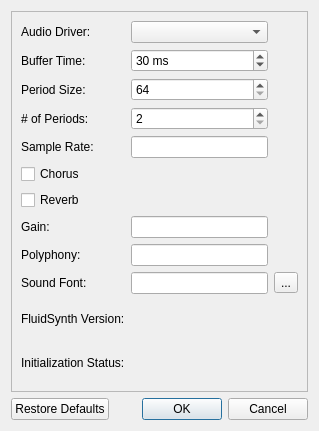
Qt form library/widgets/fluidsettingsdialog.ui (pedrolcl/drumstick) before a commit.
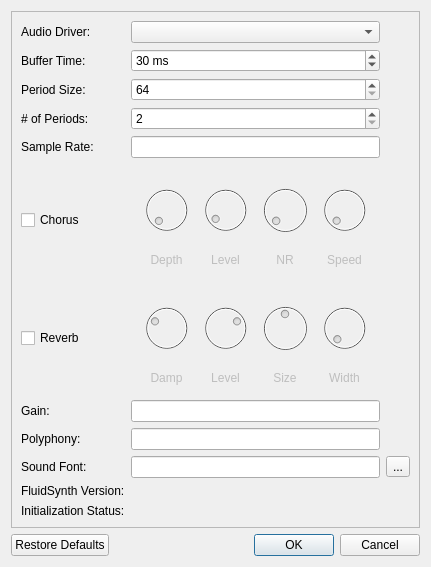
The same form after that commit.

```diff
--- a/library/widgets/fluidsettingsdialog.ui
+++ b/library/widgets/fluidsettingsdialog.ui
@@ -6,8 +6,8 @@
    <rect>
     <x>0</x>
     <y>0</y>
-    <width>319</width>
-    <height>431</height>
+    <width>431</width>
+    <height>567</height>
    </rect>
   </property>
   <property name="windowTitle">
@@ -56,13 +56,6 @@
       <item row="8" column="1">
        <widget class="QLineEdit" name="polyphony"/>
       </item>
-      <item row="6" column="0" colspan="2">
-       <widget class="QCheckBox" name="reverb">
-        <property name="text">
-         <string>Reverb</string>
-        </property>
-       </widget>
-      </item>
       <item row="9" column="0">
        <widget class="QLabel" name="lblSoundFont">
         <property name="text">
@@ -133,13 +126,6 @@
       <item row="0" column="1">
        <widget class="QComboBox" name="audioDriver"/>
       </item>
-      <item row="5" column="0" colspan="2">
-       <widget class="QCheckBox" name="chorus">
-        <property name="text">
-         <string>Chorus</string>
-        </property>
-       </widget>
-      </item>
       <item row="10" column="1">
        <widget class="QLabel" name="lblVersion"/>
       </item>
@@ -202,6 +188,231 @@
         </property>
        </widget>
       </item>
+      <item row="5" column="0">
+       <widget class="QCheckBox" name="chorus">
+        <property name="text">
+         <string>Chorus</string>
+        </property>
+       </widget>
+      </item>
+      <item row="6" column="0">
+       <widget class="QCheckBox" name="reverb">
+        <property name="text">
+         <string>Reverb</string>
+        </property>
+       </widget>
+      </item>
+      <item row="5" column="1">
+       <widget class="QFrame" name="chorus_frame">
+        <property name="enabled">
+         <bool>false</bool>
+        </property>
+        <layout class="QGridLayout" name="chorus_layout">
+         <item row="0" column="3">
+          <widget class="QDial" name="chorus_speed">
+           <property name="toolTip">
+            <string>0.36</string>
+           </property>
+           <property name="minimum">
+            <number>1</number>
+           </property>
+           <property name="maximum">
+            <number>50</number>
+           </property>
+           <property name="value">
+            <number>2</number>
+           </property>
+          </widget>
+         </item>
+         <item row="0" column="0">
+          <widget class="QDial" name="chorus_depth">
+           <property name="toolTip">
+            <string>3.6</string>
+           </property>
+           <property name="maximum">
+            <number>2560</number>
+           </property>
+           <property name="value">
+            <number>42</number>
+           </property>
+          </widget>
+         </item>
+         <item row="0" column="1">
+          <widget class="QDial" name="chorus_level">
+           <property name="toolTip">
+            <string>0.5</string>
+           </property>
+           <property name="maximum">
+            <number>100</number>
+           </property>
+           <property name="value">
+            <number>6</number>
+           </property>
+          </widget>
+         </item>
+         <item row="0" column="2">
+          <widget class="QDial" name="chorus_nr">
+           <property name="toolTip">
+            <string>4</string>
+           </property>
+           <property name="value">
+            <number>3</number>
+           </property>
+          </widget>
+         </item>
+         <item row="1" column="0">
+          <widget class="QLabel" name="lblDepth">
+           <property name="text">
+            <string>Depth</string>
+           </property>
+           <property name="alignment">
+            <set>Qt::AlignCenter</set>
+           </property>
+          </widget>
+         </item>
+         <item row="1" column="1">
+          <widget class="QLabel" name="lblLevel">
+           <property name="text">
+            <string>Level</string>
+           </property>
+           <property name="alignment">
+            <set>Qt::AlignCenter</set>
+           </property>
+          </widget>
+         </item>
+         <item row="1" column="2">
+          <widget class="QLabel" name="lblNR">
+           <property name="text">
+            <string>NR</string>
+           </property>
+           <property name="alignment">
+            <set>Qt::AlignCenter</set>
+           </property>
+          </widget>
+         </item>
+         <item row="1" column="3">
+          <widget class="QLabel" name="lblSpeed">
+           <property name="text">
+            <string>Speed</string>
+           </property>
+           <property name="alignment">
+            <set>Qt::AlignCenter</set>
+           </property>
+          </widget>
+         </item>
+        </layout>
+       </widget>
+      </item>
+      <item row="6" column="1">
+       <widget class="QFrame" name="reverb_frame">
+        <property name="enabled">
+         <bool>false</bool>
+        </property>
+        <layout class="QGridLayout" name="reverb_layout">
+         <item row="0" column="0">
+          <widget class="QDial" name="reverb_damp">
+           <property name="toolTip">
+            <string>0.3</string>
+           </property>
+           <property name="maximum">
+            <number>10</number>
+           </property>
+           <property name="pageStep">
+            <number>1</number>
+           </property>
+           <property name="value">
+            <number>3</number>
+           </property>
+          </widget>
+         </item>
+         <item row="0" column="2">
+          <widget class="QDial" name="reverb_size">
+           <property name="toolTip">
+            <string>0.5</string>
+           </property>
+           <property name="maximum">
+            <number>10</number>
+           </property>
+           <property name="pageStep">
+            <number>1</number>
+           </property>
+           <property name="value">
+            <number>5</number>
+           </property>
+          </widget>
+         </item>
+         <item row="0" column="3">
+          <widget class="QDial" name="reverb_width">
+           <property name="toolTip">
+            <string>0.8</string>
+           </property>
+           <property name="maximum">
+            <number>1000</number>
+           </property>
+           <property name="value">
+            <number>8</number>
+           </property>
+          </widget>
+         </item>
+         <item row="0" column="1">
+          <widget class="QDial" name="reverb_level">
+           <property name="toolTip">
+            <string>0.5</string>
+           </property>
+           <property name="maximum">
+            <number>10</number>
+           </property>
+           <property name="pageStep">
+            <number>1</number>
+           </property>
+           <property name="value">
+            <number>7</number>
+           </property>
+          </widget>
+         </item>
+         <item row="1" column="0">
+          <widget class="QLabel" name="lblDamp">
+           <property name="text">
+            <string>Damp</string>
+           </property>
+           <property name="alignment">
+            <set>Qt::AlignCenter</set>
+           </property>
+          </widget>
+         </item>
+         <item row="1" column="1">
+          <widget class="QLabel" name="lblRLevel">
+           <property name="text">
+            <string>Level</string>
+           </property>
+           <property name="alignment">
+            <set>Qt::AlignCenter</set>
+           </property>
+          </widget>
+         </item>
+         <item row="1" column="2">
+          <widget class="QLabel" name="lblSize">
+           <property name="text">
+            <string>Size</string>
+           </property>
+           <property name="alignment">
+            <set>Qt::AlignCenter</set>
+           </property>
+          </widget>
+         </item>
+         <item row="1" column="3">
+          <widget class="QLabel" name="lblWidth">
+           <property name="text">
+            <string>Width</string>
+           </property>
+           <property name="alignment">
+            <set>Qt::AlignCenter</set>
+           </property>
+          </widget>
+         </item>
+        </layout>
+       </widget>
+      </item>
      </layout>
     </widget>
    </item>
```
Left out of the diff: 55 changed lines with no effect on the pictures.
